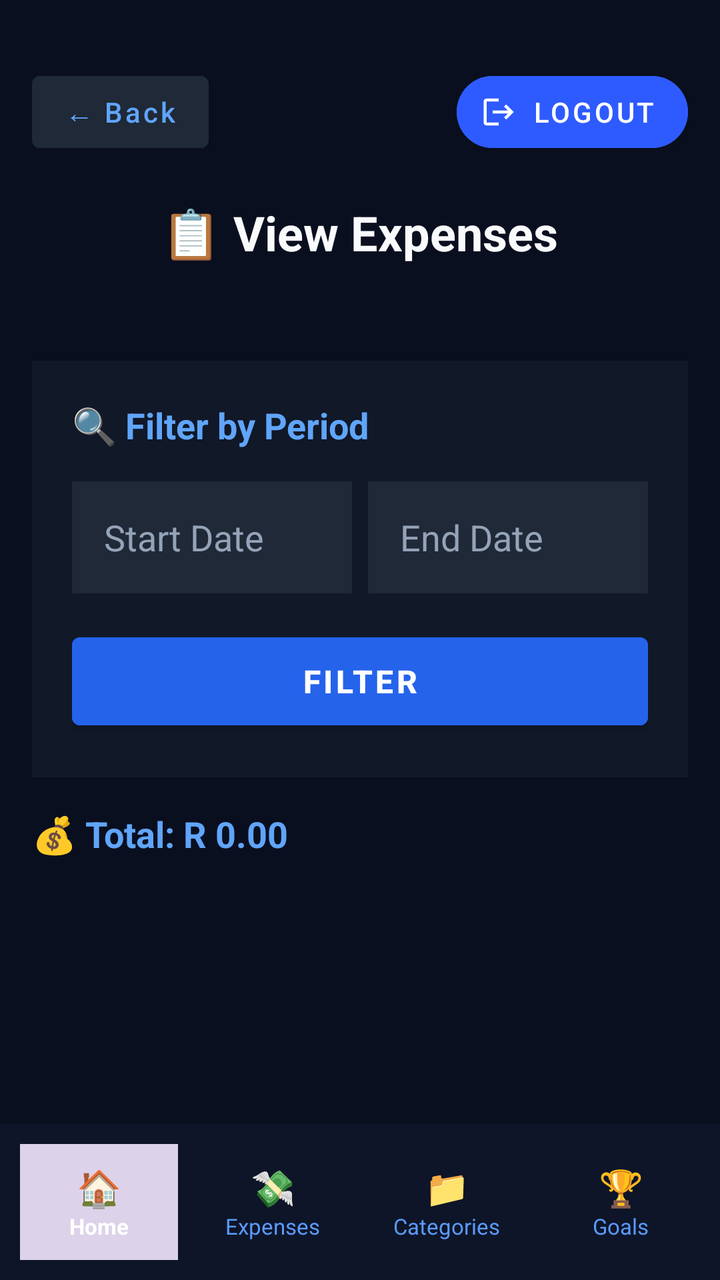
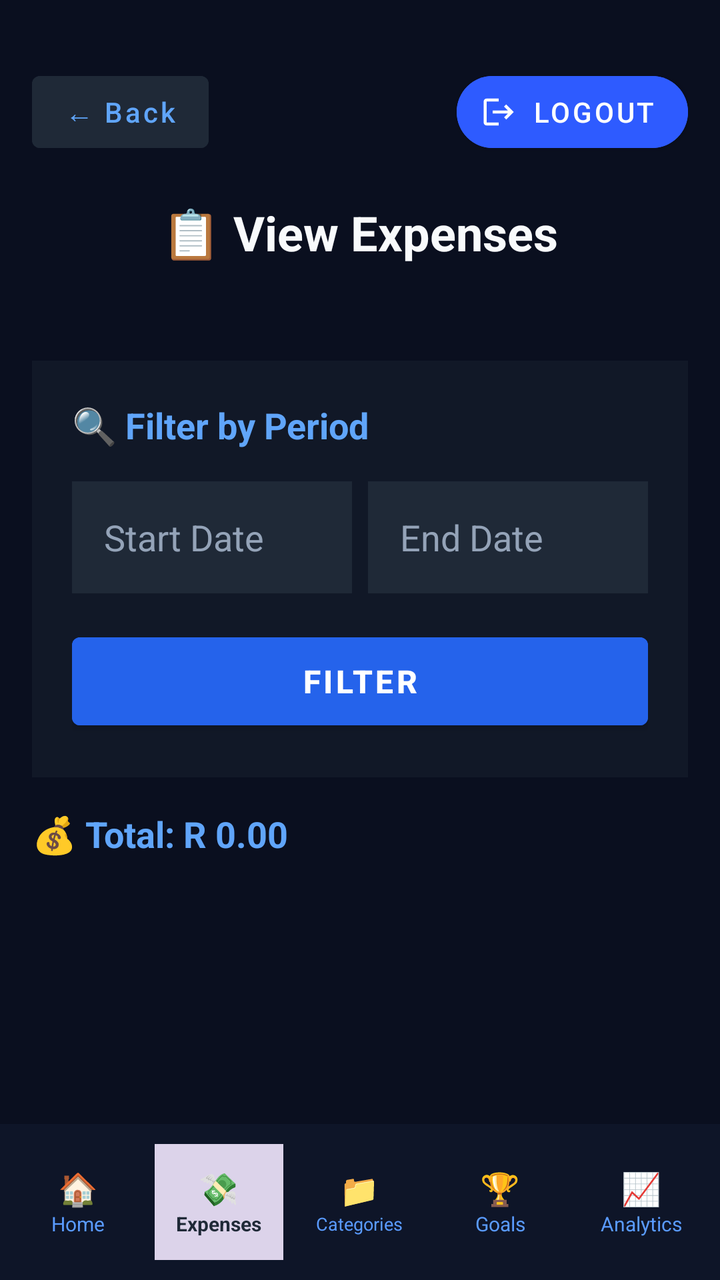

Compare the two renders of this Android layout. The source of the first and the diff that turns it into the second are given below.
<!-- AndroidManifest.xml: application theme Theme.PennyWize -->
<!-- res/layout/activity_view_expenses.xml -->
<?xml version="1.0" encoding="utf-8"?>
<LinearLayout xmlns:android="http://schemas.android.com/apk/res/android"
    android:layout_width="match_parent"
    android:layout_height="match_parent"
    xmlns:app="http://schemas.android.com/apk/res-auto"
    android:orientation="vertical"
    android:background="#0A0F1F">

    
    <RelativeLayout
        android:layout_width="match_parent"
        android:layout_height="wrap_content"
        android:padding="16dp"
        android:layout_marginTop="16dp"
        android:layout_marginBottom="16dp">


        <Button
            android:id="@+id/btnBack"
            android:layout_width="wrap_content"
            android:layout_height="48dp"
            android:layout_alignParentStart="true"
            android:layout_alignParentTop="true"
            android:backgroundTint="#1F2937"
            android:text="← Back"
            android:textAllCaps="false"
            android:textColor="#60A5FA" />

        
        <com.google.android.material.button.MaterialButton
            android:id="@+id/btnLogout"
            style="@style/Widget.MaterialComponents.Button.Icon"
            android:layout_width="wrap_content"
            android:layout_height="48dp"
            android:layout_alignParentEnd="true"
            android:layout_alignParentTop="true"
            android:backgroundTint="#2E5BFF"
            android:text="Logout"
            app:cornerRadius="20dp"
            app:icon="@drawable/ic_logout"
            app:iconSize="18dp"
            app:iconTint="@android:color/white" />


        <TextView
            android:id="@+id/tvHeaderTitle"
            android:layout_width="wrap_content"
            android:layout_height="wrap_content"
            android:layout_below="@id/btnLogout"
            android:layout_centerHorizontal="true"
            android:layout_marginTop="20dp"
            android:text="📋 View Expenses"
            android:textColor="#F8FAFC"
            android:textSize="24sp"
            android:textStyle="bold" />

    </RelativeLayout>

    <ScrollView
        android:layout_width="match_parent"
        android:layout_height="0dp"
        android:layout_weight="1">

        <LinearLayout
            android:layout_width="match_parent"
            android:layout_height="wrap_content"
            android:orientation="vertical"
            android:padding="16dp">

            <LinearLayout
                android:layout_width="match_parent"
                android:layout_height="wrap_content"
                android:orientation="vertical"
                android:background="#111827"
                android:padding="20dp"
                android:layout_marginBottom="16dp">

                <TextView
                    android:layout_width="wrap_content"
                    android:layout_height="wrap_content"
                    android:text="🔍 Filter by Period"
                    android:textColor="#60A5FA"
                    android:textSize="18sp"
                    android:textStyle="bold"
                    android:layout_marginBottom="16dp"/>

                <LinearLayout
                    android:layout_width="match_parent"
                    android:layout_height="wrap_content"
                    android:orientation="horizontal">

                    <EditText
                        android:id="@+id/etStartDate"
                        android:layout_width="0dp"
                        android:layout_height="56dp"
                        android:layout_weight="1"
                        android:hint="Start Date"
                        android:textColorHint="#94A3B8"
                        android:textColor="#FFFFFF"
                        android:background="#1F2937"
                        android:paddingStart="16dp"
                        android:paddingEnd="16dp"
                        android:layout_marginEnd="8dp"
                        android:inputType="date"
                        android:focusable="false"
                        android:clickable="true"/>

                    <EditText
                        android:id="@+id/etEndDate"
                        android:layout_width="0dp"
                        android:layout_height="56dp"
                        android:layout_weight="1"
                        android:hint="End Date"
                        android:textColorHint="#94A3B8"
                        android:textColor="#FFFFFF"
                        android:background="#1F2937"
                        android:paddingStart="16dp"
                        android:paddingEnd="16dp"
                        android:inputType="date"
                        android:focusable="false"
                        android:clickable="true"/>
                </LinearLayout>

                <Button
                    android:id="@+id/btnFilter"
                    android:layout_width="match_parent"
                    android:layout_height="56dp"
                    android:layout_marginTop="16dp"
                    android:text="FILTER"
                    android:textAllCaps="false"
                    android:textColor="#FFFFFF"
                    android:backgroundTint="#2563EB"
                    android:textSize="16sp"
                    android:textStyle="bold"/>
            </LinearLayout>

            <TextView
                android:id="@+id/tvTotal"
                android:layout_width="wrap_content"
                android:layout_height="wrap_content"
                android:text="💰 Total: R 0.00"
                android:textColor="#60A5FA"
                android:textSize="18sp"
                android:textStyle="bold"
                android:layout_marginBottom="12dp"/>

            <ListView
                android:id="@+id/lvExpenses"
                android:layout_width="match_parent"
                android:layout_height="0dp"
                android:divider="#1F2937"
                android:dividerHeight="1dp"/>
        </LinearLayout>
    </ScrollView>

    
    <LinearLayout
        android:layout_width="match_parent"
        android:layout_height="78dp"
        android:background="#0E1528"
        android:gravity="center"
        android:orientation="horizontal"
        android:paddingHorizontal="6dp">

        <LinearLayout
            android:id="@+id/navHome"
            android:layout_width="0dp"
            android:layout_height="58dp"
            android:layout_weight="1"
            android:gravity="center"
            android:orientation="vertical"
            android:layout_margin="4dp"
            android:background="#DCD3EA">

            <TextView
                android:layout_width="wrap_content"
                android:layout_height="wrap_content"
                android:text="🏠"
                android:textColor="#FFFFFF"
                android:textSize="18sp"
                android:textStyle="bold" />

            <TextView
                android:layout_width="wrap_content"
                android:layout_height="wrap_content"
                android:text="Home"
                android:textColor="#FFFFFF"
                android:textSize="11sp"
                android:textStyle="bold" />
        </LinearLayout>

        <LinearLayout
            android:id="@+id/navExpenses"
            android:layout_width="0dp"
            android:layout_height="58dp"
            android:layout_weight="1"
            android:gravity="center"
            android:orientation="vertical"
            android:layout_margin="4dp">

            <TextView
                android:layout_width="wrap_content"
                android:layout_height="wrap_content"
                android:text="💸"
                android:textColor="#5A9BFF"
                android:textSize="18sp"
                android:textStyle="bold" />

            <TextView
                android:layout_width="wrap_content"
                android:layout_height="wrap_content"
                android:text="Expenses"
                android:textColor="#5A9BFF"
                android:textSize="11sp" />
        </LinearLayout>

        <LinearLayout
            android:id="@+id/navCategories"
            android:layout_width="0dp"
            android:layout_height="58dp"
            android:layout_weight="1"
            android:gravity="center"
            android:orientation="vertical"
            android:layout_margin="4dp">

            <TextView
                android:layout_width="wrap_content"
                android:layout_height="wrap_content"
                android:text="📁"
                android:textColor="#5A9BFF"
                android:textSize="18sp"
                android:textStyle="bold" />

            <TextView
                android:layout_width="wrap_content"
                android:layout_height="wrap_content"
                android:text="Categories"
                android:textColor="#5A9BFF"
                android:textSize="11sp" />
        </LinearLayout>

        <LinearLayout
            android:id="@+id/navGoals"
            android:layout_width="0dp"
            android:layout_height="58dp"
            android:layout_weight="1"
            android:gravity="center"
            android:orientation="vertical"
            android:layout_margin="4dp">

            <TextView
                android:layout_width="wrap_content"
                android:layout_height="wrap_content"
                android:text="🏆"
                android:textColor="#5A9BFF"
                android:textSize="18sp"
                android:textStyle="bold" />

            <TextView
                android:layout_width="wrap_content"
                android:layout_height="wrap_content"
                android:text="Goals"
                android:textColor="#5A9BFF"
                android:textSize="11sp" />
        </LinearLayout>
    </LinearLayout>
</LinearLayout>
<!-- resources referenced by this layout -->
<resources>
  <!-- drawable ic_logout (drawable) -->
  <?xml version="1.0" encoding="utf-8"?>
  <vector xmlns:android="http://schemas.android.com/apk/res/android"
  android:width="24dp"
  android:height="24dp"
  android:viewportWidth="24"
  android:viewportHeight="24"
  android:tint="#FFFFFF">
  <path
      android:fillColor="@android:color/white"
      android:pathData="M17,7l-1.41,1.41L18.17,11H8v2h10.17l-2.58,2.58L17,17l5,-5L17,7zM4,5h8V3H4C2.9,3 2,3.9 2,5v14c0,1.1 0.9,2 2,2h8v-2H4V5z"/>
  </vector>
  <style name="Theme.PennyWize" parent="Theme.MaterialComponents.DayNight.NoActionBar">
          
          <item name="colorPrimary">#4A9EFF</item>
          <item name="colorPrimaryVariant">#1A2035</item>
          <item name="colorOnPrimary">#FFFFFF</item>
          
          <item name="colorSecondary">#4A9EFF</item>
          <item name="colorSecondaryVariant">#0A0E1A</item>
          <item name="colorOnSecondary">#FFFFFF</item>
          
          <item name="android:statusBarColor">#0A0E1A</item>
          
          <item name="android:windowBackground">#0A0E1A</item>
      </style>
</resources>

<!-- the commit's change to res/layout/activity_view_expenses.xml (unified diff, before → after) -->
@@ -160,7 +160,7 @@
         android:background="#0E1528"
         android:gravity="center"
         android:orientation="horizontal"
-        android:paddingHorizontal="6dp">
+        android:paddingHorizontal="4dp">
 
         <LinearLayout
             android:id="@+id/navHome"
@@ -169,49 +169,28 @@
             android:layout_weight="1"
             android:gravity="center"
             android:orientation="vertical"
-            android:layout_margin="4dp"
+            android:layout_margin="3dp">
+            <TextView android:layout_width="wrap_content" android:layout_height="wrap_content"
+                android:text="🏠" android:textColor="#5A9BFF" android:textSize="16sp" />
+            <TextView android:layout_width="wrap_content" android:layout_height="wrap_content"
+                android:text="Home" android:textColor="#5A9BFF" android:textSize="10sp" />
+        </LinearLayout>
+
+        <LinearLayout
+            android:id="@+id/navExpenses"
+            android:layout_width="0dp"
+            android:layout_height="58dp"
+            android:layout_weight="1"
+            android:gravity="center"
+            android:orientation="vertical"
+            android:layout_margin="3dp"
             android:background="#DCD3EA">
-
-            <TextView
-                android:layout_width="wrap_content"
-                android:layout_height="wrap_content"
-                android:text="🏠"
-                android:textColor="#FFFFFF"
-                android:textSize="18sp"
-                android:textStyle="bold" />
-
-            <TextView
-                android:layout_width="wrap_content"
-                android:layout_height="wrap_content"
-                android:text="Home"
-                android:textColor="#FFFFFF"
-                android:textSize="11sp"
-                android:textStyle="bold" />
-        </LinearLayout>
-
-        <LinearLayout
-            android:id="@+id/navExpenses"
-            android:layout_width="0dp"
-            android:layout_height="58dp"
-            android:layout_weight="1"
-            android:gravity="center"
-            android:orientation="vertical"
-            android:layout_margin="4dp">
-
-            <TextView
-                android:layout_width="wrap_content"
-                android:layout_height="wrap_content"
-                android:text="💸"
-                android:textColor="#5A9BFF"
-                android:textSize="18sp"
-                android:textStyle="bold" />
-
-            <TextView
-                android:layout_width="wrap_content"
-                android:layout_height="wrap_content"
-                android:text="Expenses"
-                android:textColor="#5A9BFF"
-                android:textSize="11sp" />
+            <TextView android:layout_width="wrap_content" android:layout_height="wrap_content"
+                android:text="💸" android:textColor="#1F2937" android:textSize="16sp"
+                android:textStyle="bold"/>
+            <TextView android:layout_width="wrap_content" android:layout_height="wrap_content"
+                android:text="Expenses" android:textColor="#1F2937" android:textSize="10sp"
+                android:textStyle="bold"/>
         </LinearLayout>
 
         <LinearLayout
@@ -221,22 +200,11 @@
             android:layout_weight="1"
             android:gravity="center"
             android:orientation="vertical"
-            android:layout_margin="4dp">
-
-            <TextView
-                android:layout_width="wrap_content"
-                android:layout_height="wrap_content"
-                android:text="📁"
-                android:textColor="#5A9BFF"
-                android:textSize="18sp"
-                android:textStyle="bold" />
-
-            <TextView
-                android:layout_width="wrap_content"
-                android:layout_height="wrap_content"
-                android:text="Categories"
-                android:textColor="#5A9BFF"
-                android:textSize="11sp" />
+            android:layout_margin="3dp">
+            <TextView android:layout_width="wrap_content" android:layout_height="wrap_content"
+                android:text="📁" android:textColor="#5A9BFF" android:textSize="16sp" />
+            <TextView android:layout_width="wrap_content" android:layout_height="wrap_content"
+                android:text="Categories" android:textColor="#5A9BFF" android:textSize="9sp" />
         </LinearLayout>
 
         <LinearLayout
@@ -246,22 +214,28 @@
             android:layout_weight="1"
             android:gravity="center"
             android:orientation="vertical"
-            android:layout_margin="4dp">
-
-            <TextView
-                android:layout_width="wrap_content"
-                android:layout_height="wrap_content"
-                android:text="🏆"
-                android:textColor="#5A9BFF"
-                android:textSize="18sp"
-                android:textStyle="bold" />
-
-            <TextView
-                android:layout_width="wrap_content"
-                android:layout_height="wrap_content"
-                android:text="Goals"
-                android:textColor="#5A9BFF"
-                android:textSize="11sp" />
-        </LinearLayout>
+            android:layout_margin="3dp">
+            <TextView android:layout_width="wrap_content" android:layout_height="wrap_content"
+                android:text="🏆" android:textColor="#5A9BFF" android:textSize="16sp" />
+            <TextView android:layout_width="wrap_content" android:layout_height="wrap_content"
+                android:text="Goals" android:textColor="#5A9BFF" android:textSize="10sp" />
+        </LinearLayout>
+
+        <LinearLayout
+            android:id="@+id/navAnalytics"
+            android:layout_width="0dp"
+            android:layout_height="58dp"
+            android:layout_weight="1"
+            android:gravity="center"
+            android:orientation="vertical"
+            android:layout_margin="3dp">
+            <TextView android:layout_width="wrap_content" android:layout_height="wrap_content"
+                android:text="📈" android:textColor="#5A9BFF" android:textSize="16sp"
+                />
+            <TextView android:layout_width="wrap_content" android:layout_height="wrap_content"
+                android:text="Analytics" android:textColor="#5A9BFF" android:textSize="10sp"
+                />
+        </LinearLayout>
+
     </LinearLayout>
 </LinearLayout>
